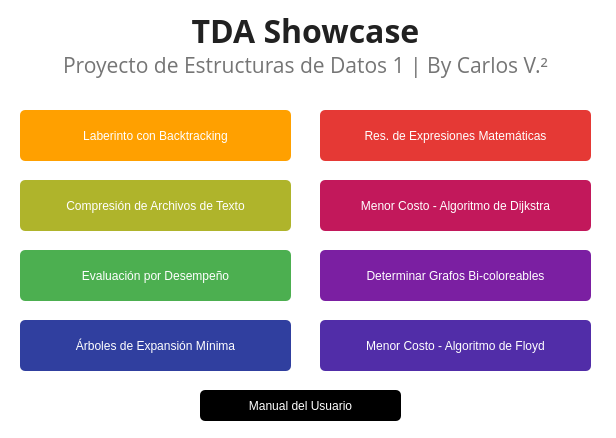
Before: the Qt Designer form mainwindow.ui in carlosvelaquez/Proyecto-EdD1, drawn with Qt 5.
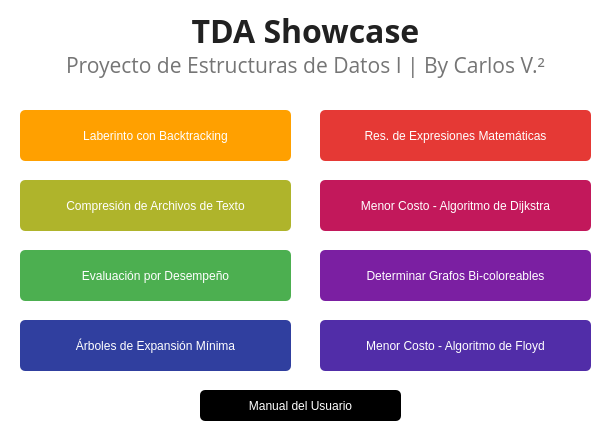
After: the same form once the commit is applied.

Patch:
```diff
--- a/mainwindow.ui
+++ b/mainwindow.ui
@@ -262,7 +262,7 @@
 text-align: center;</string>
     </property>
     <property name="text">
-     <string>Proyecto de Estructuras de Datos 1 | By Carlos V.²</string>
+     <string>Proyecto de Estructuras de Datos I | By Carlos V.²</string>
     </property>
     <property name="alignment">
      <set>Qt::AlignHCenter|Qt::AlignTop</set>
```
